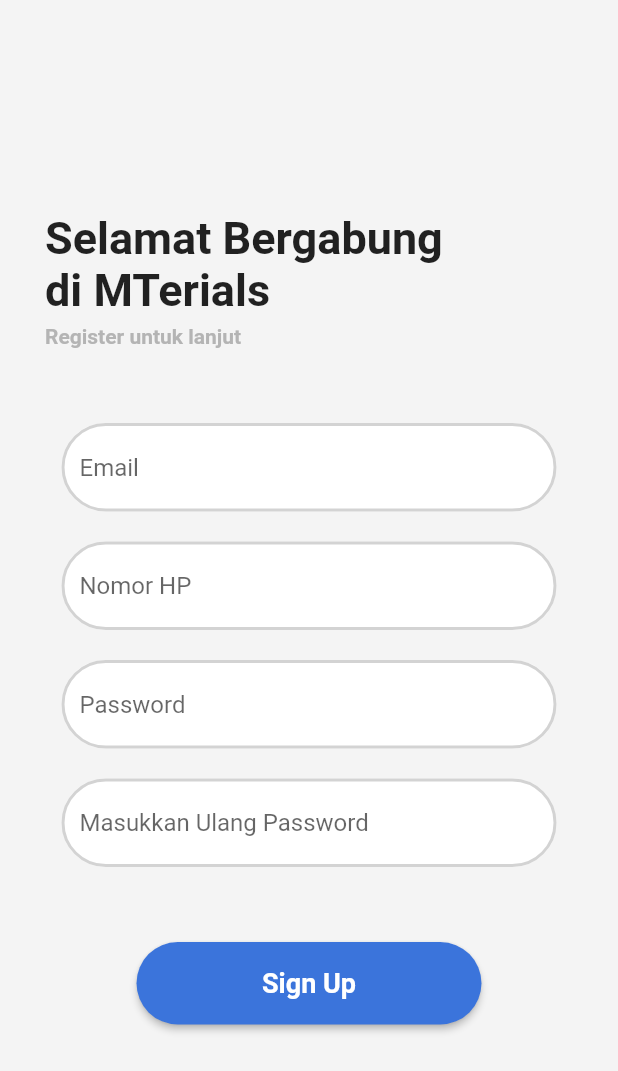
After one commit to bagassj/Mterials, a Flutter app: the screen it shows after launch, after a tap on "Sign Up", on a phone screen of 412 x 824 dp. The commit adds this screen. Shown: the top 1071 px of the screen. Run offline on Flutter 3.47's test engine with Material 2 defaults, Android fonts, the phone set to English and light mode, and no system bars; Roboto replaces fonts that are missing (Montserrat); project files that could hold a hidden picture were left out.

Commit message:
Mengatur navigasi dan membuat tampilan Sign Up

```diff
--- a/lib/screen/sign_in.dart
+++ b/lib/screen/sign_in.dart
@@ -1,6 +1,5 @@
-import 'dart:ui';
-
 import 'package:flutter/material.dart';
+import 'package:project/screen/sign_up.dart';
 import 'package:project/settings.dart';
 
 class SignInScreen extends StatefulWidget {
@@ -23,7 +22,7 @@ class _SignInScreenState extends State<SignInScreen> {
             mainAxisAlignment: MainAxisAlignment.center,
             crossAxisAlignment: CrossAxisAlignment.start,
             children: [
-              Text(
+            Text(
               'Selamat Datang',
               style: titleText,
             ),
@@ -88,7 +87,7 @@ class _SignInScreenState extends State<SignInScreen> {
             ),
 
             SizedBox(
-              height: 20,
+              height: 50,
             ),
 
             Row(
@@ -107,12 +106,20 @@ class _SignInScreenState extends State<SignInScreen> {
                             fontWeight: FontWeight.w600,
                           ),
                         ),
-                      ),
+                ),
 
                       Container(
                          child: Row(
                            children: [
-                            Container(
+                            GestureDetector(
+                              onTap: () {
+                                Navigator.push(
+                                  context,
+                                  MaterialPageRoute(
+                                    builder: (context) => SignUpScreen(),
+                                  ),
+                                );
+                              },
                               child: Text(
                                 'Sign Up',
                                 style: TextStyle(
@@ -121,6 +128,7 @@ class _SignInScreenState extends State<SignInScreen> {
                                 ),
                               ),
                             ),
+
                             Container(
                               margin: EdgeInsets.only(left: 5),
                               child: Text(
@@ -140,9 +148,9 @@ class _SignInScreenState extends State<SignInScreen> {
 
                 Container(
                   width: 150,
-                  height: 50,
+                  height: 55,
                   child: ElevatedButton(
-                    child: Text('Login'),
+                    child: Text('Sign In'),
                     onPressed: () {},
 
                     style: ElevatedButton.styleFrom(
--- /dev/null
+++ b/lib/screen/sign_up.dart
@@ -0,0 +1,166 @@
+import 'package:flutter/material.dart';
+import 'package:project/settings.dart';
+
+class SignUpScreen extends StatefulWidget {
+  const SignUpScreen({ Key? key }) : super(key: key);
+
+  @override
+  State<SignUpScreen> createState() => _SignUpScreenState();
+}
+
+class _SignUpScreenState extends State<SignUpScreen> {
+  @override
+  Widget build(BuildContext context) {
+    return Scaffold(
+      resizeToAvoidBottomInset: false,
+      backgroundColor: mGraywhite,
+      body: Padding(
+        padding: kDefaultPadding,
+        child: Column(
+          mainAxisAlignment: MainAxisAlignment.center,
+          crossAxisAlignment: CrossAxisAlignment.start,
+          children: [
+            Text(
+              'Selamat Bergabung',
+              style: titleText,
+            ),
+            Text(
+              'di MTerials',
+              style: titleText,
+            ),
+
+            const SizedBox(
+              height: 5,
+            ),
+
+            Text(
+              'Register untuk lanjut',
+              style: subTitle,
+            ),
+
+            const SizedBox(
+              height: 50,
+            ),
+
+            Row(
+              mainAxisAlignment: MainAxisAlignment.center,
+              children: [
+                Container(
+                  width: 330,
+                  child: TextField(
+                      decoration: InputDecoration(
+                        enabledBorder: ActiveOutLine,
+                        focusedBorder:PressOutLine,
+                        filled: true,
+                        fillColor: Colors.white,
+                        hintText: 'Email',
+                      ),
+                      autofocus: false,
+                  )
+                ),
+              ],
+            ),
+
+            SizedBox(
+              height: 20,
+            ),
+
+            Row(
+              mainAxisAlignment: MainAxisAlignment.center,
+              children: [
+                Container(
+                  width: 330,
+                  child: TextField(
+                      decoration: InputDecoration(
+                        enabledBorder: ActiveOutLine,
+                        focusedBorder:PressOutLine,
+                        filled: true,
+                        fillColor: Colors.white,
+                        hintText: 'Nomor HP',
+                      ),
+                      autofocus: false,
+                  )
+                ),
+              ],
+            ),
+
+            SizedBox(
+              height: 20,
+            ),
+
+            Row(
+              mainAxisAlignment: MainAxisAlignment.center,
+              children: [
+                Container(
+                  width: 330,
+                  child: TextField(
+                      decoration: InputDecoration(
+                        enabledBorder: ActiveOutLine,
+                        focusedBorder:PressOutLine,
+                        filled: true,
+                        fillColor: Colors.white,
+                        hintText: 'Password',
+                      ),
+                      autofocus: false,
+                  )
+                ),
+              ],
+            ),
+
+            SizedBox(
+              height: 20,
+            ),
+
+            Row(
+              mainAxisAlignment: MainAxisAlignment.center,
+              children: [
+                Container(
+                  width: 330,
+                  child: TextField(
+                      decoration: InputDecoration(
+                        enabledBorder: ActiveOutLine,
+                        focusedBorder:PressOutLine,
+                        filled: true,
+                        fillColor: Colors.white,
+                        hintText: 'Masukkan Ulang Password',
+                      ),
+                      autofocus: false,
+                  )
+                ),
+              ],
+            ),
+
+            SizedBox(
+              height: 50,
+            ),
+
+            Row(
+              mainAxisAlignment: MainAxisAlignment.center,
+              children: [
+                Container(
+                  width: 230,
+                  height: 55,
+                  child: ElevatedButton(
+                    child: Text('Sign Up'),
+                    onPressed: () {},
+
+                    style: ElevatedButton.styleFrom(
+                      primary: mBlue,
+                      shape: RoundedRectangleBorder(borderRadius: BorderRadius.circular(100),),
+                      textStyle: TextStyle(
+                        fontSize: 18,
+                        fontWeight: FontWeight.bold
+                      )
+                    ),
+                  ),
+                ),
+              ],
+            )
+
+          ],
+        ),
+      ),
+
+    );
+  }
+}
--- a/lib/settings.dart
+++ b/lib/settings.dart
@@ -18,7 +18,7 @@ const kDefaultPadding = EdgeInsets.symmetric(horizontal: 30);
 
 // ##################### TEXT STYLE #####################
 TextStyle titleText = TextStyle(
-      fontSize: 32,
+      fontSize: 30,
       fontWeight: FontWeight.bold,
 );
 
```
